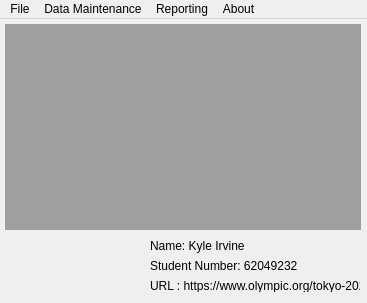
This is mainWindow.ui in KyleIrvs/INF2611Assignment4 as Qt 5 draws it before an edit. The edited form follows.
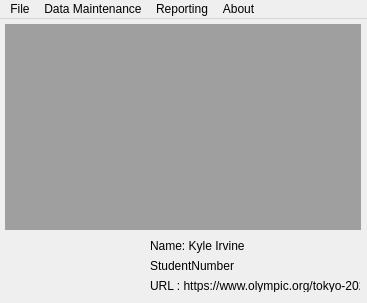
This is the edited form.

```diff
--- a/mainWindow.ui
+++ b/mainWindow.ui
@@ -44,7 +44,7 @@
      <item>
       <widget class="QLabel" name="LblStudentNumber">
        <property name="text">
-        <string>Student Number: 62049232</string>
+        <string>StudentNumber</string>
        </property>
       </widget>
      </item>
```
